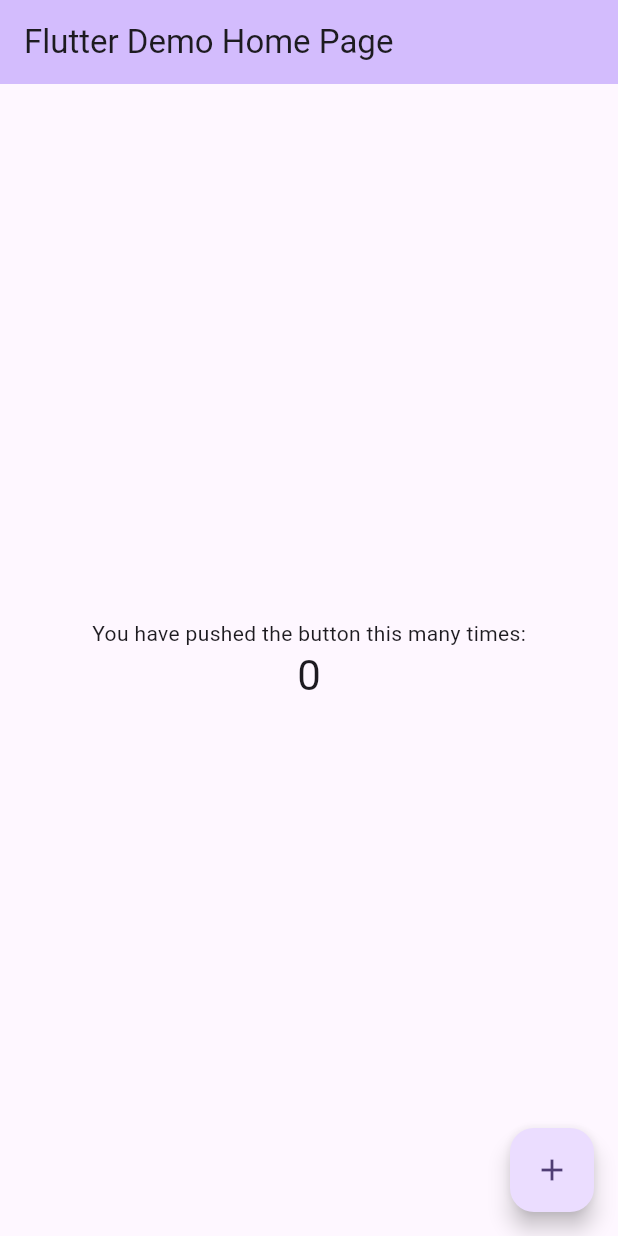
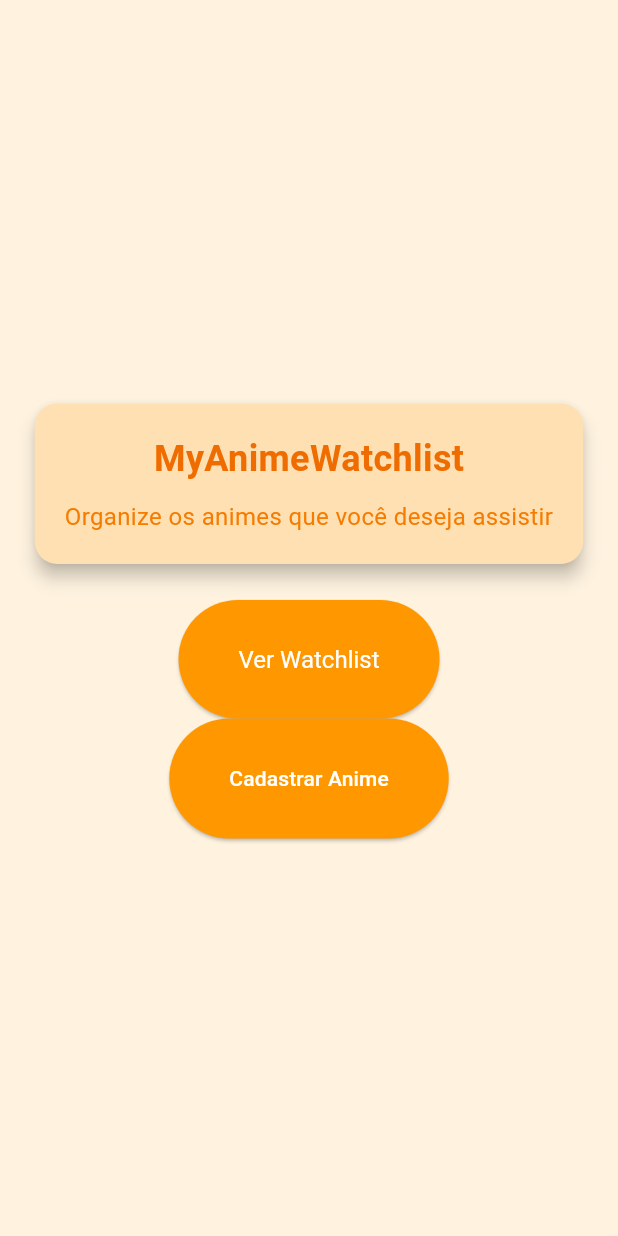
Before and after one commit to Marcosfsp/finalmobile, a Flutter app: the screen it shows after launch, on a phone screen of 412 x 824 dp. Run offline on Flutter 3.47's test engine with Material 3 defaults, Android fonts, the phone set to English and light mode, and no system bars; our stand-ins replace sqflite; accounts and stored records are empty.

```diff
--- /dev/null
+++ b/lib/database/anime_dao.dart
@@ -0,0 +1,80 @@
+import 'package:path/path.dart';
+import 'package:sqflite/sqflite.dart';
+import '../models/anime.dart';
+
+class AnimeDAO {
+  static final AnimeDAO instance = AnimeDAO._init();
+  static Database? _database;
+
+  AnimeDAO._init();
+
+  Future<Database> get database async {
+    if (_database != null) return _database!;
+    _database = await _initDB('anime.db');
+    return _database!;
+  }
+
+  Future<Database> _initDB(String filePath) async {
+    final dbPath = await getDatabasesPath();
+    final path = join(dbPath, filePath);
+
+    return await openDatabase(
+      path,
+      version: 1,
+      onCreate: _createDB,
+    );
+  }
+
+  Future _createDB(Database db, int version) async {
+    await db.execute('''
+      CREATE TABLE anime (
+        id INTEGER PRIMARY KEY AUTOINCREMENT,
+        nome TEXT NOT NULL,
+        genero TEXT NOT NULL,
+        ano INTEGER NOT NULL,
+        assistido INTEGER NOT NULL DEFAULT 0
+      )
+    ''');
+  }
+
+  // Método para criar um novo anime no banco de dados
+  Future<int> create(Anime anime) async {
+    final db = await instance.database;
+    return await db.insert('anime', anime.toMap());
+  }
+
+  // Método para ler todos os animes do banco de dados
+  Future<List<Anime>> readAllAnimes() async {
+    final db = await instance.database;
+    final result = await db.query('anime');
+
+    return result.map((json) => Anime.fromMap(json)).toList();
+  }
+
+  // Método para atualizar um anime no banco de dados
+  Future<int> update(Anime anime) async {
+    final db = await instance.database;
+    return await db.update(
+      'anime',
+      anime.toMap(),
+      where: 'id = ?',
+      whereArgs: [anime.id],
+    );
+  }
+
+  // Método para excluir um anime do banco de dados
+  Future<int> delete(int id) async {
+    final db = await instance.database;
+    return await db.delete(
+      'anime',
+      where: 'id = ?',
+      whereArgs: [id],
+    );
+  }
+
+  // Método para fechar o banco de dados
+  Future close() async {
+    final db = await instance.database;
+    db.close();
+  }
+}
--- a/lib/main.dart
+++ b/lib/main.dart
@@ -1,125 +1,27 @@
 import 'package:flutter/material.dart';
+import 'pages/welcome_page.dart';
+import 'package:finalmobile/pages/register_page.dart';
+import 'package:finalmobile/pages/watchlist_page.dart';
 
 void main() {
-  runApp(const MyApp());
+  runApp(MyApp());
 }
 
 class MyApp extends StatelessWidget {
-  const MyApp({super.key});
-
-  // This widget is the root of your application.
   @override
   Widget build(BuildContext context) {
     return MaterialApp(
-      title: 'Flutter Demo',
+      debugShowCheckedModeBanner: false,
+      title: 'MyAnimeWatchlist',
       theme: ThemeData(
-        // This is the theme of your application.
-        //
-        // TRY THIS: Try running your application with "flutter run". You'll see
-        // the application has a purple toolbar. Then, without quitting the app,
-        // try changing the seedColor in the colorScheme below to Colors.green
-        // and then invoke "hot reload" (save your changes or press the "hot
-        // reload" button in a Flutter-supported IDE, or press "r" if you used
-        // the command line to start the app).
-        //
-        // Notice that the counter didn't reset back to zero; the application
-        // state is not lost during the reload. To reset the state, use hot
-        // restart instead.
-        //
-        // This works for code too, not just values: Most code changes can be
-        // tested with just a hot reload.
-        colorScheme: ColorScheme.fromSeed(seedColor: Colors.deepPurple),
-        useMaterial3: true,
+        primarySwatch: Colors.orange,
+        scaffoldBackgroundColor: Colors.orange[50],
       ),
-      home: const MyHomePage(title: 'Flutter Demo Home Page'),
+      home: WelcomePage(),
+      routes: {
+        '/register': (context) => RegisterPage(),
+        '/watchlist': (context) => WatchlistPage(),
+      },
     );
   }
 }
-
-class MyHomePage extends StatefulWidget {
-  const MyHomePage({super.key, required this.title});
-
-  // This widget is the home page of your application. It is stateful, meaning
-  // that it has a State object (defined below) that contains fields that affect
-  // how it looks.
-
-  // This class is the configuration for the state. It holds the values (in this
-  // case the title) provided by the parent (in this case the App widget) and
-  // used by the build method of the State. Fields in a Widget subclass are
-  // always marked "final".
-
-  final String title;
-
-  @override
-  State<MyHomePage> createState() => _MyHomePageState();
-}
-
-class _MyHomePageState extends State<MyHomePage> {
-  int _counter = 0;
-
-  void _incrementCounter() {
-    setState(() {
-      // This call to setState tells the Flutter framework that something has
-      // changed in this State, which causes it to rerun the build method below
-      // so that the display can reflect the updated values. If we changed
-      // _counter without calling setState(), then the build method would not be
-      // called again, and so nothing would appear to happen.
-      _counter++;
-    });
-  }
-
-  @override
-  Widget build(BuildContext context) {
-    // This method is rerun every time setState is called, for instance as done
-    // by the _incrementCounter method above.
-    //
-    // The Flutter framework has been optimized to make rerunning build methods
-    // fast, so that you can just rebuild anything that needs updating rather
-    // than having to individually change instances of widgets.
-    return Scaffold(
-      appBar: AppBar(
-        // TRY THIS: Try changing the color here to a specific color (to
-        // Colors.amber, perhaps?) and trigger a hot reload to see the AppBar
-        // change color while the other colors stay the same.
-        backgroundColor: Theme.of(context).colorScheme.inversePrimary,
-        // Here we take the value from the MyHomePage object that was created by
-        // the App.build method, and use it to set our appbar title.
-        title: Text(widget.title),
-      ),
-      body: Center(
-        // Center is a layout widget. It takes a single child and positions it
-        // in the middle of the parent.
-        child: Column(
-          // Column is also a layout widget. It takes a list of children and
-          // arranges them vertically. By default, it sizes itself to fit its
-          // children horizontally, and tries to be as tall as its parent.
-          //
-          // Column has various properties to control how it sizes itself and
-          // how it positions its children. Here we use mainAxisAlignment to
-          // center the children vertically; the main axis here is the vertical
-          // axis because Columns are vertical (the cross axis would be
-          // horizontal).
-          //
-          // TRY THIS: Invoke "debug painting" (choose the "Toggle Debug Paint"
-          // action in the IDE, or press "p" in the console), to see the
-          // wireframe for each widget.
-          mainAxisAlignment: MainAxisAlignment.center,
-          children: <Widget>[
-            const Text(
-              'You have pushed the button this many times:',
-            ),
-            Text(
-              '$_counter',
-              style: Theme.of(context).textTheme.headlineMedium,
-            ),
-          ],
-        ),
-      ),
-      floatingActionButton: FloatingActionButton(
-        onPressed: _incrementCounter,
-        tooltip: 'Increment',
-        child: const Icon(Icons.add),
-      ), // This trailing comma makes auto-formatting nicer for build methods.
-    );
-  }
-}
--- /dev/null
+++ b/lib/models/anime.dart
@@ -0,0 +1,35 @@
+class Anime {
+  int? id;
+  String nome;
+  String genero;
+  int ano;
+  bool assistido; // Novo campo
+
+  Anime({
+    this.id,
+    required this.nome,
+    required this.genero,
+    required this.ano,
+    this.assistido = false, // Valor padrão como não assistido
+  });
+
+  Map<String, dynamic> toMap() {
+    return {
+      'id': id,
+      'nome': nome,
+      'genero': genero,
+      'ano': ano,
+      'assistido': assistido ? 1 : 0, // Armazena como inteiro (1 = true, 0 = false)
+    };
+  }
+
+  factory Anime.fromMap(Map<String, dynamic> map) {
+    return Anime(
+      id: map['id'],
+      nome: map['nome'],
+      genero: map['genero'],
+      ano: map['ano'],
+      assistido: map['assistido'] == 1,
+    );
+  }
+}
--- /dev/null
+++ b/lib/pages/watchlist_page.dart
@@ -0,0 +1,64 @@
+import 'package:flutter/material.dart';
+import '../models/anime.dart';
+import '../database/anime_dao.dart';
+import '../widgets/anime_card.dart';
+
+class WatchlistPage extends StatefulWidget {
+  @override
+  _WatchlistPageState createState() => _WatchlistPageState();
+}
+
+class _WatchlistPageState extends State<WatchlistPage> {
+  late Future<List<Anime>> _animeList;
+
+  @override
+  void initState() {
+    super.initState();
+    _loadAnimes();
+  }
+
+  void _loadAnimes() {
+    setState(() {
+      _animeList = AnimeDAO.instance.readAllAnimes();
+    });
+  }
+
+  Future<void> _toggleAssistido(Anime anime) async {
+    anime.assistido = !anime.assistido;
+    await AnimeDAO.instance.update(anime);
+    _loadAnimes(); // Recarrega a lista para atualizar a interface
+  }
+
+  @override
+  Widget build(BuildContext context) {
+    return Scaffold(
+      appBar: AppBar(
+        title: Text('Minha Watchlist'),
+        backgroundColor: Colors.orange,
+      ),
+      body: FutureBuilder<List<Anime>>(
+        future: _animeList,
+        builder: (context, snapshot) {
+          if (snapshot.connectionState == ConnectionState.waiting) {
+            return Center(child: CircularProgressIndicator());
+          } else if (snapshot.hasError) {
+            return Center(child: Text('Erro ao carregar a watchlist.'));
+          } else if (!snapshot.hasData || snapshot.data!.isEmpty) {
+            return Center(child: Text('Nenhum anime na sua watchlist.'));
+          } else {
+            return ListView.builder(
+              itemCount: snapshot.data!.length,
+              itemBuilder: (context, index) {
+                final anime = snapshot.data![index];
+                return AnimeCard(
+                  anime: anime,
+                  onToggleAssistido: () => _toggleAssistido(anime),
+                );
+              },
+            );
+          }
+        },
+      ),
+    );
+  }
+}
--- /dev/null
+++ b/lib/pages/welcome_page.dart
@@ -0,0 +1,47 @@
+import 'package:flutter/material.dart';
+import 'package:finalmobile/widgets/welcome_card.dart';
+import 'package:finalmobile/pages/register_page.dart';
+
+class WelcomePage extends StatelessWidget {
+  @override
+  Widget build(BuildContext context) {
+    return Scaffold(
+      backgroundColor: Colors.orange[50],
+      body: Center(
+        child: Column(
+          mainAxisAlignment: MainAxisAlignment.center,
+          children: [
+            WelcomeCard(),
+            SizedBox(height: 20),
+            ElevatedButton(
+              style: ElevatedButton.styleFrom(
+                backgroundColor: Colors.orange,
+                foregroundColor: Colors.white,
+                padding: EdgeInsets.symmetric(horizontal: 40, vertical: 30),
+                textStyle: TextStyle(fontSize: 16),
+              ),
+              onPressed: () {
+                Navigator.pushNamed(context, '/watchlist');
+              },
+              child: Text("Ver Watchlist"),
+            ),
+            ElevatedButton(
+              style: ElevatedButton.styleFrom(
+                backgroundColor: Colors.orange,
+                foregroundColor: Colors.white,
+                padding: EdgeInsets.symmetric(horizontal: 40, vertical: 30),
+              ),
+              onPressed: () {
+                Navigator.push(
+                  context,
+                  MaterialPageRoute(builder: (context) => RegisterPage()),
+                );
+              },
+              child: Text("Cadastrar Anime"),
+            ),
+          ],
+        ),
+      ),
+    );
+  }
+}
--- /dev/null
+++ b/lib/widgets/anime_card.dart
@@ -0,0 +1,31 @@
+import 'package:flutter/material.dart';
+import '../models/anime.dart';
+
+class AnimeCard extends StatelessWidget {
+  final Anime anime;
+  final VoidCallback onToggleAssistido;
+
+  const AnimeCard({
+    Key? key,
+    required this.anime,
+    required this.onToggleAssistido,
+  }) : super(key: key);
+
+  @override
+  Widget build(BuildContext context) {
+    return Card(
+      margin: EdgeInsets.symmetric(vertical: 8, horizontal: 16),
+      child: ListTile(
+        title: Text(anime.nome, style: TextStyle(fontSize: 18)),
+        subtitle: Text('${anime.genero} • ${anime.ano}'),
+        trailing: IconButton(
+          icon: Icon(
+            anime.assistido ? Icons.check_circle : Icons.circle_outlined,
+            color: anime.assistido ? Colors.green : Colors.grey,
+          ),
+          onPressed: onToggleAssistido,
+        ),
+      ),
+    );
+  }
+}
--- /dev/null
+++ b/lib/widgets/welcome_card.dart
@@ -0,0 +1,39 @@
+import 'package:flutter/material.dart';
+
+class WelcomeCard extends StatelessWidget {
+  @override
+  Widget build(BuildContext context) {
+    return Card(
+      elevation: 5,
+      shape: RoundedRectangleBorder(
+        borderRadius: BorderRadius.circular(15),
+      ),
+      color: Colors.orange[100],
+      child: Padding(
+        padding: const EdgeInsets.all(20),
+        child: Column(
+          mainAxisSize: MainAxisSize.min,
+          children: [
+            Text(
+              "MyAnimeWatchlist", // Nome do app
+              style: TextStyle(
+                fontSize: 24,
+                fontWeight: FontWeight.bold,
+                color: Colors.orange[800],
+              ),
+            ),
+            SizedBox(height: 10),
+            Text(
+              "Organize os animes que você deseja assistir",
+              textAlign: TextAlign.center,
+              style: TextStyle(
+                fontSize: 16,
+                color: Colors.orange[700],
+              ),
+            ),
+          ],
+        ),
+      ),
+    );
+  }
+}
--- a/pubspec.yaml
+++ b/pubspec.yaml
@@ -30,6 +30,8 @@ environment:
 dependencies:
   flutter:
     sdk: flutter
+  sqflite: ^2.0.0+4
+  path_provider: ^2.0.11
 
 
   # The following adds the Cupertino Icons font to your application.
```
Also changed, not shown: lib/pages/register_page.dart (added, +125 -0 lines), pubspec.lock, 1 other file.
